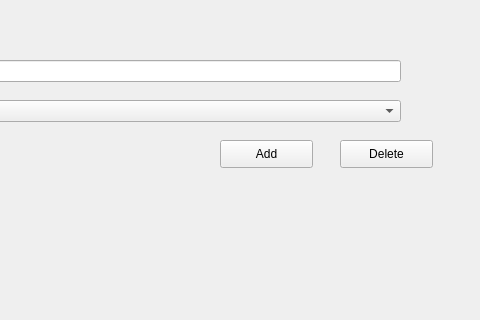
Before: the Qt Designer form flight type.ui in Muneeba-Badar/DB-Final-Project, drawn with Qt 5; both pictures show x 320 to 800 and y 0 to 320 of the 800 by 600 pixel window.
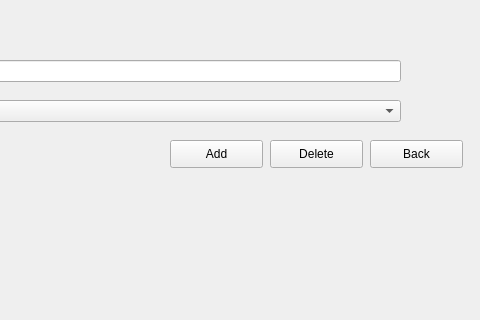
After: the same form once the commit is applied.

What changed in the file:
```diff
--- a/flight type.ui
+++ b/flight type.ui
@@ -76,7 +76,7 @@
    <widget class="QPushButton" name="pushButton_2">
     <property name="geometry">
      <rect>
-      <x>660</x>
+      <x>590</x>
       <y>140</y>
       <width>93</width>
       <height>28</height>
@@ -89,7 +89,7 @@
    <widget class="QPushButton" name="pushButton">
     <property name="geometry">
      <rect>
-      <x>540</x>
+      <x>490</x>
       <y>140</y>
       <width>93</width>
       <height>28</height>
@@ -99,6 +99,19 @@
      <string>Add</string>
     </property>
    </widget>
+   <widget class="QPushButton" name="flightTypeBack">
+    <property name="geometry">
+     <rect>
+      <x>690</x>
+      <y>140</y>
+      <width>93</width>
+      <height>28</height>
+     </rect>
+    </property>
+    <property name="text">
+     <string>Back</string>
+    </property>
+   </widget>
   </widget>
   <widget class="QMenuBar" name="menubar">
    <property name="geometry">
```
